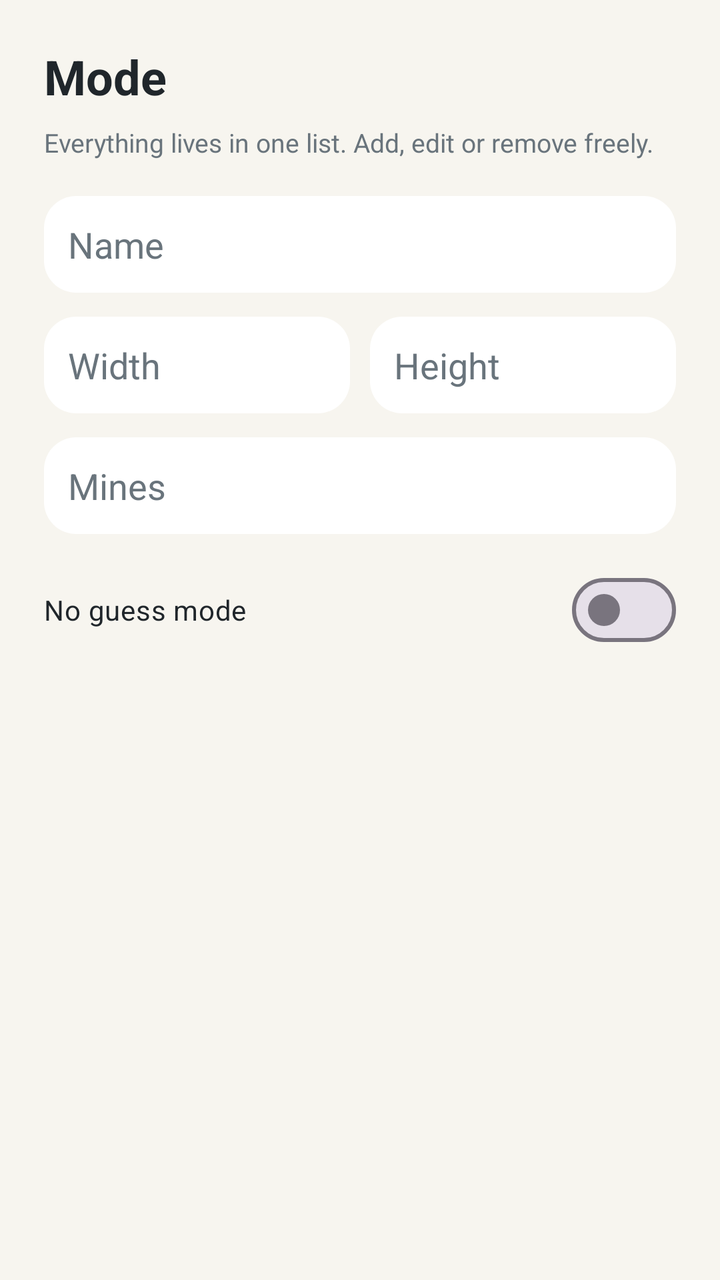
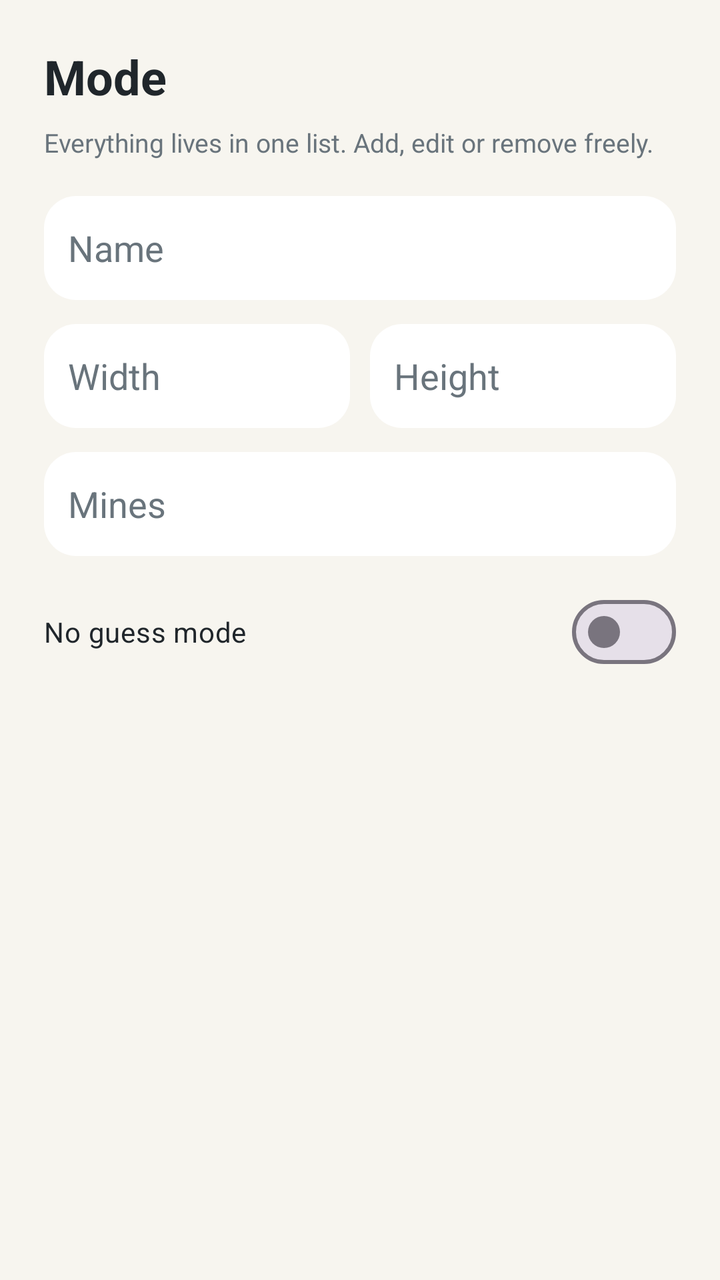

An Android layout rendered at two revisions. The XML below is the earlier revision; the diff shows what the commit changed to produce the second picture.
<!-- AndroidManifest.xml: application theme Theme.Minesweeper -->
<!-- res/layout/dialog_mode_edit.xml -->
<?xml version="1.0" encoding="utf-8"?>
<ScrollView xmlns:android="http://schemas.android.com/apk/res/android"
    android:layout_width="match_parent"
    android:layout_height="wrap_content">

<LinearLayout
    android:layout_width="match_parent"
    android:layout_height="wrap_content"
    android:orientation="vertical"
    android:padding="22dp">

    <TextView
        android:layout_width="wrap_content"
        android:layout_height="wrap_content"
        android:text="@string/mode"
        android:textColor="@color/ink"
        android:textSize="24sp"
        android:textStyle="bold" />

    <TextView
        android:layout_width="wrap_content"
        android:layout_height="wrap_content"
        android:layout_marginTop="8dp"
        android:text="@string/mode_subtitle"
        android:textColor="@color/ink_soft"
        android:textSize="13sp" />

    <EditText
        android:id="@+id/nameInput"
        android:layout_width="match_parent"
        android:layout_height="wrap_content"
        android:layout_marginTop="18dp"
        android:background="@drawable/bg_input"
        android:hint="@string/name"
        android:inputType="textCapWords"
        android:padding="12dp"
        android:textColor="@color/ink"
        android:textColorHint="@color/ink_soft" />

    <LinearLayout
        android:layout_width="match_parent"
        android:layout_height="wrap_content"
        android:layout_marginTop="12dp"
        android:orientation="horizontal">

        <EditText
            android:id="@+id/widthInput"
            android:layout_width="0dp"
            android:layout_height="wrap_content"
            android:layout_weight="1"
            android:background="@drawable/bg_input"
            android:hint="@string/width"
            android:inputType="number"
            android:padding="12dp"
            android:textColor="@color/ink"
            android:textColorHint="@color/ink_soft" />

        <EditText
            android:id="@+id/heightInput"
            android:layout_width="0dp"
            android:layout_height="wrap_content"
            android:layout_marginStart="10dp"
            android:layout_weight="1"
            android:background="@drawable/bg_input"
            android:hint="@string/height"
            android:inputType="number"
            android:padding="12dp"
            android:textColor="@color/ink"
            android:textColorHint="@color/ink_soft" />
    </LinearLayout>

    <EditText
        android:id="@+id/minesInput"
        android:layout_width="match_parent"
        android:layout_height="wrap_content"
        android:layout_marginTop="12dp"
        android:background="@drawable/bg_input"
        android:hint="@string/mines"
        android:inputType="number"
        android:padding="12dp"
        android:textColor="@color/ink"
        android:textColorHint="@color/ink_soft" />

    <com.google.android.material.materialswitch.MaterialSwitch
        android:id="@+id/noGuessSwitch"
        android:layout_width="match_parent"
        android:layout_height="wrap_content"
        android:layout_marginTop="14dp"
        android:text="@string/no_guess_mode"
        android:textColor="@color/ink" />

    <TextView
        android:id="@+id/errorText"
        android:layout_width="wrap_content"
        android:layout_height="wrap_content"
        android:layout_marginTop="10dp"
        android:text="@string/mode_error"
        android:textColor="@color/error"
        android:visibility="gone" />

</LinearLayout>
</ScrollView>
<!-- resources referenced by this layout -->
<resources>
  <color name="error">#C86A6A</color>
  <color name="ink">#20262B</color>
  <color name="ink_soft">#69747C</color>
  <!-- drawable bg_input (drawable) -->
  <?xml version="1.0" encoding="utf-8"?>
  <shape xmlns:android="http://schemas.android.com/apk/res/android">
      <solid android:color="@color/input" />
      <corners android:radius="16dp" />
  </shape>
  <string name="height">Height</string>
  <string name="mines">Mines</string>
  <string name="mode">Mode</string>
  <string name="mode_error">Use at least 5 x 5, stay at 200 x 200 or less, and leave room for a safe opening.</string>
  <string name="mode_subtitle">Everything lives in one list. Add, edit or remove freely.</string>
  <string name="name">Name</string>
  <string name="no_guess_mode">No guess mode</string>
  <string name="width">Width</string>
  <style name="Theme.Minesweeper" parent="Theme.Material3.Light.NoActionBar">
          <item name="android:windowBackground">@color/app_background</item>
          <item name="android:statusBarColor">@color/app_background</item>
          <item name="android:navigationBarColor">@color/app_background</item>
          <item name="android:windowLightStatusBar">true</item>
          <item name="android:windowLightNavigationBar">true</item>
          <item name="android:fontFamily">sans-serif</item>
          <item name="colorPrimary">@color/accent</item>
          <item name="colorSurface">@color/panel</item>
          <item name="android:windowAnimationStyle">@null</item>
          <item name="materialAlertDialogTheme">@style/Minesweeper.Dialog</item>
      </style>
  <color name="input">#FFFFFF</color>
  <color name="app_background">#F7F5EF</color>
  <color name="accent">#7CA7C7</color>
  <color name="panel">#EFEBE2</color>
  <style name="Minesweeper.Dialog" parent="ThemeOverlay.Material3.MaterialAlertDialog">
          <item name="backgroundTint">@color/panel</item>
      </style>
</resources>

<!-- the commit's change to res/layout/dialog_mode_edit.xml (unified diff, before → after) -->
@@ -28,12 +28,15 @@
     <EditText
         android:id="@+id/nameInput"
         android:layout_width="match_parent"
-        android:layout_height="wrap_content"
+        android:layout_height="52dp"
         android:layout_marginTop="18dp"
         android:background="@drawable/bg_input"
         android:hint="@string/name"
+        android:imeOptions="actionNext"
         android:inputType="textCapWords"
         android:padding="12dp"
+        android:selectAllOnFocus="true"
+        android:singleLine="true"
         android:textColor="@color/ink"
         android:textColorHint="@color/ink_soft" />
 
@@ -46,25 +49,31 @@
         <EditText
             android:id="@+id/widthInput"
             android:layout_width="0dp"
-            android:layout_height="wrap_content"
+            android:layout_height="52dp"
             android:layout_weight="1"
             android:background="@drawable/bg_input"
             android:hint="@string/width"
+            android:imeOptions="actionNext"
             android:inputType="number"
             android:padding="12dp"
+            android:selectAllOnFocus="true"
+            android:singleLine="true"
             android:textColor="@color/ink"
             android:textColorHint="@color/ink_soft" />
 
         <EditText
             android:id="@+id/heightInput"
             android:layout_width="0dp"
-            android:layout_height="wrap_content"
+            android:layout_height="52dp"
             android:layout_marginStart="10dp"
             android:layout_weight="1"
             android:background="@drawable/bg_input"
             android:hint="@string/height"
+            android:imeOptions="actionNext"
             android:inputType="number"
             android:padding="12dp"
+            android:selectAllOnFocus="true"
+            android:singleLine="true"
             android:textColor="@color/ink"
             android:textColorHint="@color/ink_soft" />
     </LinearLayout>
@@ -72,12 +81,15 @@
     <EditText
         android:id="@+id/minesInput"
         android:layout_width="match_parent"
-        android:layout_height="wrap_content"
+        android:layout_height="52dp"
         android:layout_marginTop="12dp"
         android:background="@drawable/bg_input"
         android:hint="@string/mines"
-        android:inputType="number"
+        android:imeOptions="actionDone"
+        android:inputType="numberDecimal"
         android:padding="12dp"
+        android:selectAllOnFocus="true"
+        android:singleLine="true"
         android:textColor="@color/ink"
         android:textColorHint="@color/ink_soft" />
 
